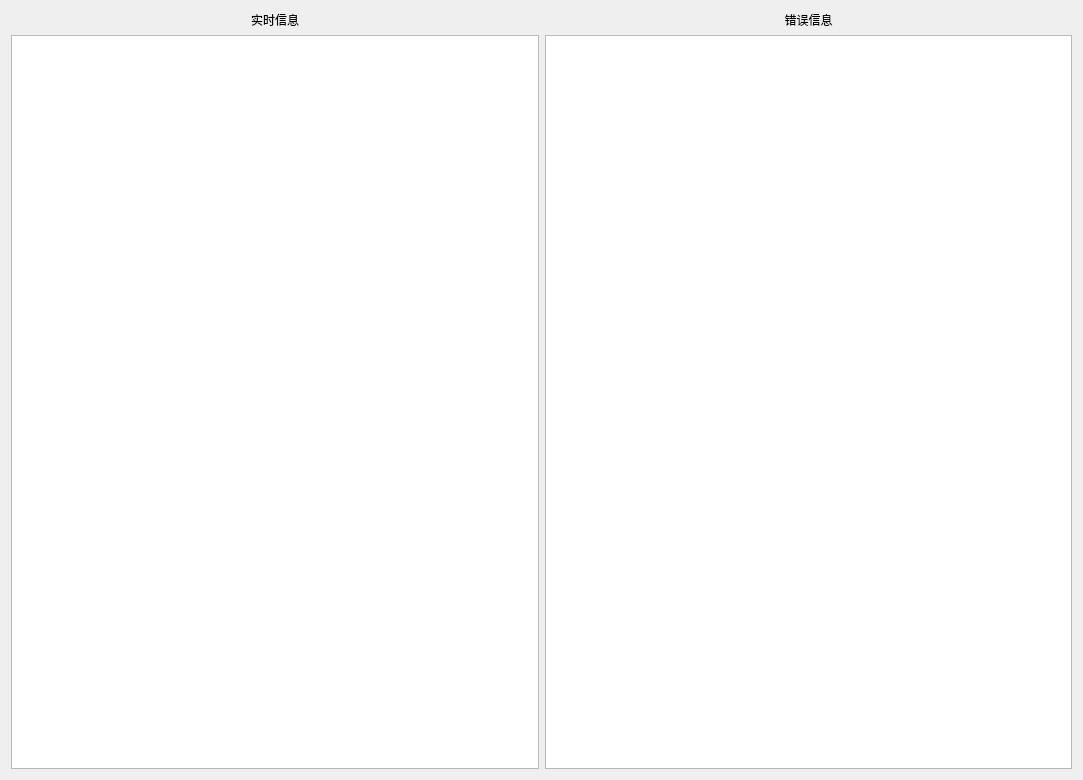
First picture: the form in updaterealtimedataform.ui, repository lishengze/QT-study, before the edit.
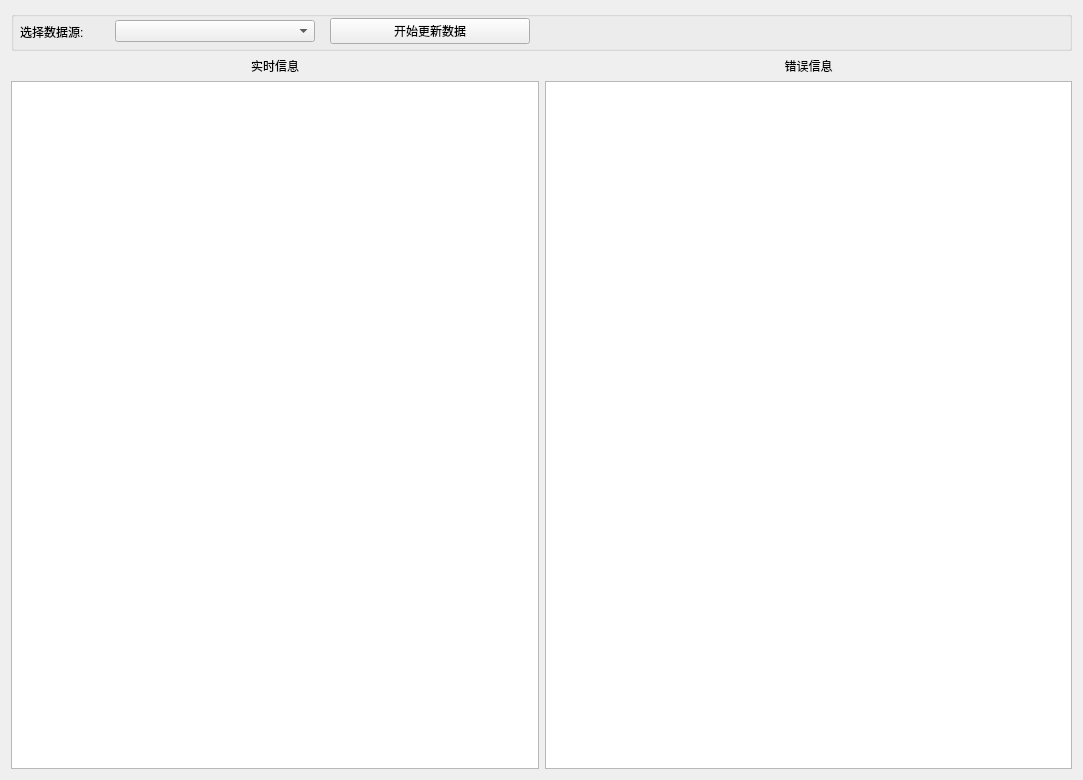
Second picture: the form after the edit.

Diff of the .ui file:
```diff
--- a/updaterealtimedataform.ui
+++ b/updaterealtimedataform.ui
@@ -15,6 +15,71 @@
   </property>
   <layout class="QGridLayout" name="gridLayout">
    <item row="0" column="0">
+    <layout class="QHBoxLayout" name="horizontalLayout">
+     <item>
+      <widget class="QGroupBox" name="groupBox">
+       <property name="minimumSize">
+        <size>
+         <width>0</width>
+         <height>40</height>
+        </size>
+       </property>
+       <property name="title">
+        <string/>
+       </property>
+       <widget class="QWidget" name="">
+        <property name="geometry">
+         <rect>
+          <x>0</x>
+          <y>0</y>
+          <width>531</width>
+          <height>41</height>
+         </rect>
+        </property>
+        <layout class="QHBoxLayout" name="horizontalLayout_3">
+         <item>
+          <widget class="QLabel" name="label">
+           <property name="maximumSize">
+            <size>
+             <width>80</width>
+             <height>16777215</height>
+            </size>
+           </property>
+           <property name="text">
+            <string>选择数据源:</string>
+           </property>
+          </widget>
+         </item>
+         <item>
+          <widget class="QComboBox" name="dataSource_ComboBox">
+           <property name="maximumSize">
+            <size>
+             <width>200</width>
+             <height>16777215</height>
+            </size>
+           </property>
+          </widget>
+         </item>
+         <item>
+          <widget class="QPushButton" name="startDownloadData_Button">
+           <property name="maximumSize">
+            <size>
+             <width>200</width>
+             <height>16777215</height>
+            </size>
+           </property>
+           <property name="text">
+            <string>开始更新数据</string>
+           </property>
+          </widget>
+         </item>
+        </layout>
+       </widget>
+      </widget>
+     </item>
+    </layout>
+   </item>
+   <item row="1" column="0">
     <layout class="QHBoxLayout" name="horizontalLayout_2">
      <item>
       <layout class="QVBoxLayout" name="verticalLayout">
```
